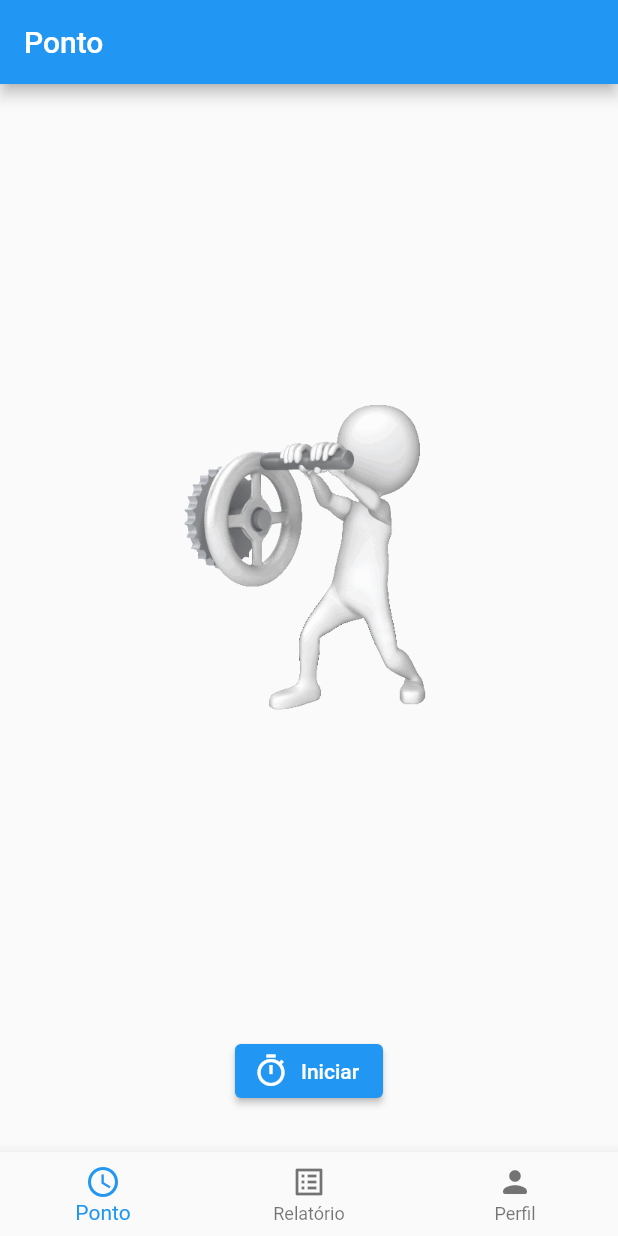
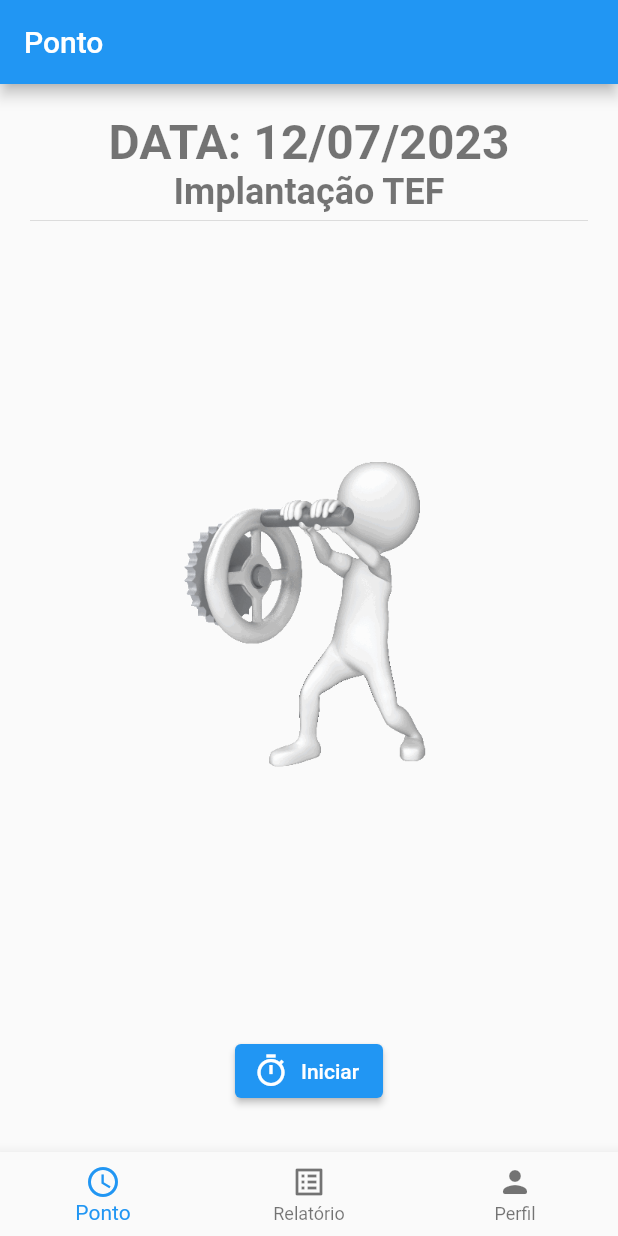
Before and after one commit to osmarmartins/app-ponto-remoto, a Flutter app: the screen it shows after launch, on a phone screen of 412 x 824 dp. Run offline on Flutter 3.47's test engine with Material 2 defaults, Android fonts, the phone set to English and light mode, and no system bars; our stand-ins replace get.

Commit message:
Controller do usuário

```diff
--- /dev/null
+++ b/lib/src/controllers/usuario_controller.dart
@@ -0,0 +1,7 @@
+import 'package:get/get.dart';
+
+class UsuarioController extends GetxController {
+  var nome = 'Osmar'.obs;
+  var email = 'osmarfilho6@gmail.com'.obs;
+  var atividade = 'Implantação TEF'.obs;
+}
--- a/lib/src/views/ponto_view.dart
+++ b/lib/src/views/ponto_view.dart
@@ -5,6 +5,7 @@ import 'package:get/get.dart';
 import 'package:ponto_remoto/src/components/subtitulo_widget.dart';
 import 'package:ponto_remoto/src/components/texto_comum_widget.dart';
 import 'package:ponto_remoto/src/components/titulo_widget.dart';
+import 'package:ponto_remoto/src/controllers/usuario_controller.dart';
 
 import '../controllers/ponto_controller.dart';
 import '../helpers/date_time_helper.dart';
@@ -13,6 +14,7 @@ class PontoPage extends StatelessWidget {
   PontoPage({super.key});
   final tarefa = 'Manutenção do sistema';
   final PontoController controller = Get.put(PontoController());
+  final UsuarioController usuarioController = Get.put(UsuarioController());
 
   @override
   Widget build(BuildContext context) {
@@ -29,6 +31,11 @@ class PontoPage extends StatelessWidget {
           child: Obx(
             () => Column(
               children: [
+                TituloWidget(
+                    texto:
+                        'DATA: ${DateTimeHelper.formatarData(DateTime.now())}'),
+                SubTituloWidget(texto: usuarioController.atividade.value),
+                const Divider(height: 10),
                 Expanded(
                   child: Image.asset(
                     controller.tarefaIniciada.value
```
